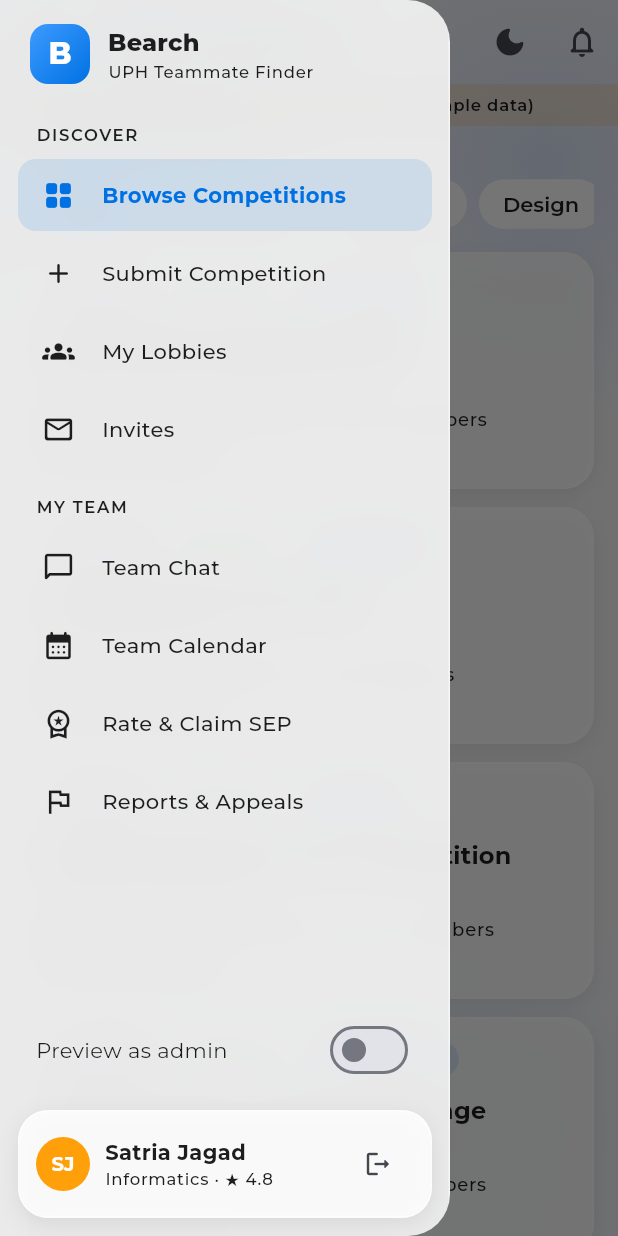
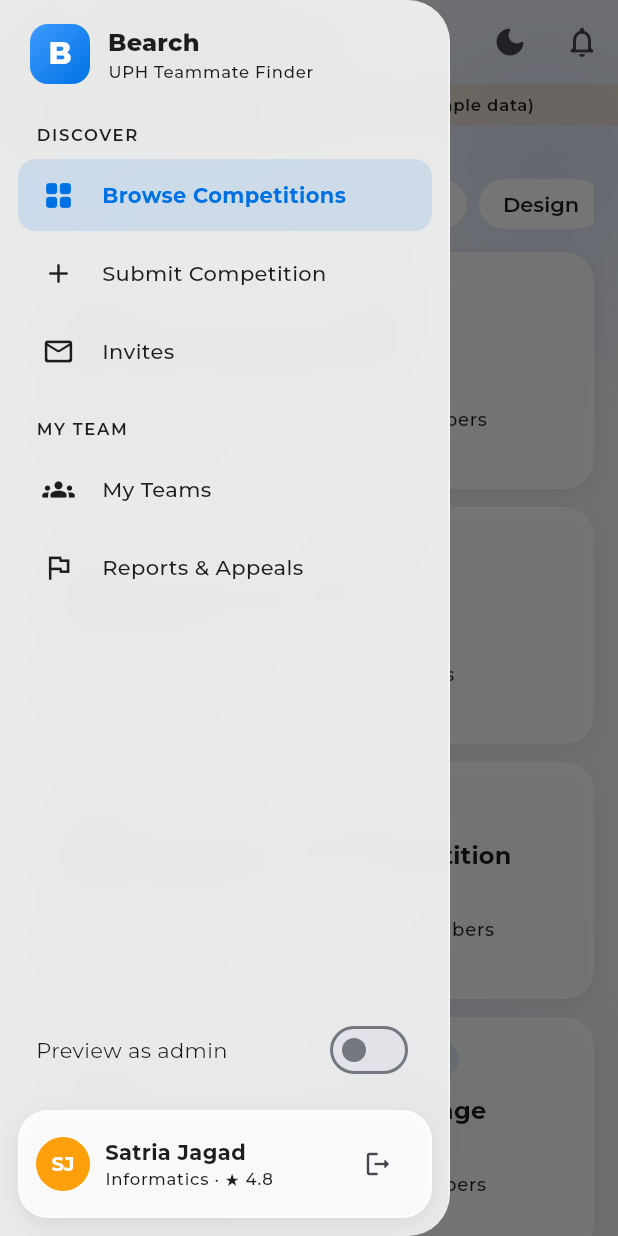
Before and after one commit to Anzuhaa/Bearch, a Flutter app: the screen it shows after launch, with the side drawer open, on a phone screen of 412 x 824 dp. Run offline on Flutter 3.47's test engine with Material 3 defaults, Android fonts, the phone set to English and light mode, and no system bars; our stand-ins replace file_picker, flutter_riverpod, go_router, google_fonts, supabase_flutter; accounts and stored records are empty.

Commit message:
feat: My Teams list + team hub instead of a team dropdown
- Drawer "My Team": My Teams + Reports & Appeals (Team Chat / Calendar /
  Rate items and the My Lobbies duplicate removed)
- My Teams card -> team hub: header (status, members), lock banner and
  tiles for Lobby & members, Chat, Calendar, Rate & claim SEP (locked teams),
  Report a member (team preselected)
- Chat, Calendar, Rate & SEP are full pages per team (/team/:id/...);
  TeamPage wrapper replaces the dropdown TeamScope
- Notifications for a team open its hub

Co-Authored-By: Claude Opus 5.5 <noreply@anthropic.com>

```diff
--- a/app/lib/features/lobbies/my_lobbies_screen.dart
+++ b/app/lib/features/lobbies/my_lobbies_screen.dart
@@ -39,7 +39,7 @@ class MyLobbiesScreen extends ConsumerWidget {
                       TeamCard(
                         team: team,
                         subtitle: '${team.competitionName} · ${team.leaderId == me ? 'You lead' : 'Member'}',
-                        onTap: () => context.push('/lobby/${team.id}'),
+                        onTap: () => context.push('/team/${team.id}'),
                         action: const Icon(Icons.chevron_right_rounded),
                       ),
                       const SizedBox(height: 12),
--- a/app/lib/features/notifications/notifications_sheet.dart
+++ b/app/lib/features/notifications/notifications_sheet.dart
@@ -48,10 +48,10 @@ final unreadCountProvider = Provider.autoDispose<int>(
 /// Where a notification should take you.
 String? _routeFor(AppNotification n) {
   final d = n.data;
-  if (d['team_id'] != null && !n.kind.contains('disbanded')) return '/lobby/${d['team_id']}';
+  if (d['team_id'] != null && !n.kind.contains('disbanded')) return '/team/${d['team_id']}';
   if (d['invite_id'] != null) return '/invites';
   if (d['report_id'] != null) return '/reports';
-  if (d['claim_id'] != null) return '/team/rate';
+  if (d['claim_id'] != null) return '/teams';
   if (n.kind.startsWith('competition_')) return n.kind == 'competition_submitted' ? '/admin/competitions' : '/submit';
   return null;
 }
@@ -138,7 +138,7 @@ class _NotificationsSheet extends ConsumerWidget {
                             Navigator.pop(context);
                             // Detail pages stack on top; drawer destinations replace (keeps shell title right).
                             if (route == null) return;
-                            route.startsWith('/lobby/') ? context.push(route) : context.go(route);
+                            route.startsWith('/team/') ? context.push(route) : context.go(route);
                           },
                         );
                       },
--- a/app/lib/features/team/team_chat_screen.dart
+++ b/app/lib/features/team/team_chat_screen.dart
@@ -8,7 +8,7 @@ import '../../core/session.dart';
 import '../../core/skeleton.dart';
 import '../../core/theme.dart';
 import '../lobbies/lobby_models.dart';
-import 'team_picker.dart';
+import 'team_page.dart';
 
 typedef ChatMessage = ({String id, String? senderId, String body, bool isSystem, DateTime at});
 
@@ -32,24 +32,26 @@ final teamMessagesProvider = StreamProvider.autoDispose.family<List<ChatMessage>
           ]);
 });
 
-/// Figma 11 · Team Chat.
-class TeamChatScreen extends StatelessWidget {
-  const TeamChatScreen({super.key});
+/// Figma 11 · Team Chat (one team, opened from the team hub).
+class TeamChatPage extends StatelessWidget {
+  const TeamChatPage({super.key, required this.teamId});
+
+  final String teamId;
 
   @override
-  Widget build(BuildContext context) => TeamScope(builder: (team) => _Chat(team: team));
+  Widget build(BuildContext context) => TeamPage(teamId: teamId, title: 'Chat', builder: (team) => TeamChatView(team: team));
 }
 
-class _Chat extends ConsumerStatefulWidget {
-  const _Chat({required this.team});
+class TeamChatView extends ConsumerStatefulWidget {
+  const TeamChatView({super.key, required this.team});
 
   final TeamView team;
 
   @override
-  ConsumerState<_Chat> createState() => _ChatState();
+  ConsumerState<TeamChatView> createState() => _ChatState();
 }
 
-class _ChatState extends ConsumerState<_Chat> {
+class _ChatState extends ConsumerState<TeamChatView> {
   final _input = TextEditingController();
   bool _sending = false;
 
--- a/app/lib/router.dart
+++ b/app/lib/router.dart
@@ -24,6 +24,7 @@ import 'features/reports/reports_screen.dart';
 import 'features/team/rate_claim_screen.dart';
 import 'features/team/team_calendar_screen.dart';
 import 'features/team/team_chat_screen.dart';
+import 'features/team/team_hub_screen.dart';
 import 'shell/app_shell.dart';
 import 'shell/home_redirect.dart';
 import 'shell/nav_items.dart';
@@ -49,15 +50,12 @@ class _AuthRefresh extends ChangeNotifier {
 final Map<String, Widget Function()> _builtScreens = {
   '/browse': () => const BrowseScreen(),
   '/submit': () => const SubmitCompetitionScreen(),
-  '/lobbies': () => const MyLobbiesScreen(),
+  '/teams': () => const MyLobbiesScreen(),
   '/invites': () => const InvitesScreen(),
   '/admin': () => const AdminDashboardScreen(),
   '/admin/competitions': () => const CompetitionQueueScreen(),
   '/admin/reports': () => const ReportsReviewScreen(),
   '/admin/sep': () => const SepClaimsScreen(),
-  '/team/chat': () => const TeamChatScreen(),
-  '/team/calendar': () => const TeamCalendarScreen(),
-  '/team/rate': () => const RateClaimScreen(),
   '/reports': () => const ReportsScreen(),
 };
 
@@ -101,6 +99,15 @@ final routerProvider = Provider<GoRouter>((ref) {
           ),
         ],
       ),
+      GoRoute(
+        path: '/team/:id',
+        builder: (context, state) => TeamHubScreen(teamId: state.pathParameters['id']!),
+        routes: [
+          GoRoute(path: 'chat', builder: (context, state) => TeamChatPage(teamId: state.pathParameters['id']!)),
+          GoRoute(path: 'calendar', builder: (context, state) => TeamCalendarPage(teamId: state.pathParameters['id']!)),
+          GoRoute(path: 'rate', builder: (context, state) => RateClaimPage(teamId: state.pathParameters['id']!)),
+        ],
+      ),
       ShellRoute(
         builder: (context, state, child) => AppShell(location: state.matchedLocation, child: child),
         routes: [
--- a/app/lib/shell/nav_items.dart
+++ b/app/lib/shell/nav_items.dart
@@ -45,23 +45,6 @@ const studentNav = [
       backend: ['insert competitions (draft)', 'fn check-duplicate', 'rpc submit_competition'],
     ),
     NavItem(
-      path: '/lobbies',
-      label: 'My Lobbies',
-      icon: Icons.groups_rounded,
-      figma: ['06 · Lobby · Manage Broadcast', '07 · AI Teammate Recommendations', '08 · Find Teammates', '09 · Team Locked'],
-      plan: [
-        'Team slots, join requests (approve/decline), team balance check',
-        'H-3 / H-2 banner: auto-locks H-1 23:59 WIB even if not full',
-        '"Lock team now" (no unlock; pending requests get auto-rejected)',
-        'AI recommendations with "Why" reasons; fallback "Skill yang dibutuhkan belum diatur"',
-        'Direct invite modal (slot reserved 48h)',
-      ],
-      backend: [
-        'rpc create_team / decide_join_request / send_invite / lock_team',
-        'fn infer-skills + rpc recommend_candidates',
-      ],
-    ),
-    NavItem(
       path: '/invites',
       label: 'Invites',
       icon: Icons.mail_outline_rounded,
@@ -71,31 +54,11 @@ const studentNav = [
   ]),
   NavSection('My Team', [
     NavItem(
-      path: '/team/chat',
-      label: 'Team Chat',
-      icon: Icons.chat_bubble_outline_rounded,
-      figma: ['11 · Team Chat'],
-      plan: ['Realtime messages + attachments', 'Pinned meeting', 'Team info side sheet'],
-      backend: ['realtime messages', 'storage chat-attachments/<team_id>/', 'team_meetings'],
-    ),
-    NavItem(
-      path: '/team/calendar',
-      label: 'Team Calendar',
-      icon: Icons.calendar_month_rounded,
-      figma: ['10 · Team Calendar · Shared Availability'],
-      plan: ['Weekly heatmap of free members', 'Best slots this week', 'Edit my availability'],
-      backend: ['rpc team_availability_heatmap', 'availability_slots'],
-    ),
-    NavItem(
-      path: '/team/rate',
-      label: 'Rate & Claim SEP',
-      icon: Icons.workspace_premium_outlined,
-      figma: ['12 · Rate Teammates', '13 · Upload Result · SEP Claim', '14 · SEP Claim Submitted'],
-      plan: [
-        'Rate each teammate: hard-skill tiers + soft-skill stars (one reputation score)',
-        'Unlock checklist, upload certificate, SEP estimate',
-      ],
-      backend: ['rpc my_rating_progress / submit_rating', 'rpc sep_claim_blockers / submit_sep_claim'],
+      path: '/teams',
+      label: 'My Teams',
+      icon: Icons.groups_rounded,
+      figma: ['06 Lobby', '09 Team Locked', '10 Team Calendar', '11 Team Chat', '12 Rate', '13 SEP'],
+      plan: ['Pick a team, then open its hub: lobby & members, chat, calendar, rate & SEP, report'],
     ),
     NavItem(
       path: '/reports',
```
Also changed, not shown: app/lib/features/reports/report_form_sheet.dart (+11 -5 lines), app/lib/features/team/rate_claim_screen.dart (+8 -10 lines), app/lib/features/team/team_calendar_screen.dart (+6 -4 lines), app/lib/features/team/team_hub_screen.dart (added, +144 -0 lines), app/lib/features/team/team_page.dart (added, +33 -0 lines), app/lib/features/team/team_picker.dart (deleted, +0 -73 lines), 1 other file.
